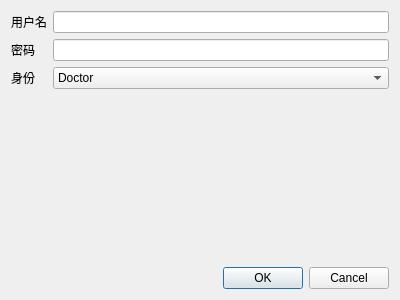
laonuo2004/cpp-qt-medical-system, file code/registerpanel.ui: the form before one commit.
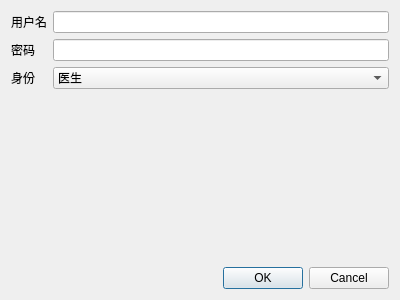
The form after the commit.

Commit message: feat: 搭建界面基础框架 - 创建医生端界面框架 - 创建病患端界面框架 - 创建管理员界面 - 创建登录注册界面

Diff of the .ui file:
```diff
--- a/code/registerpanel.ui
+++ b/code/registerpanel.ui
@@ -47,7 +47,7 @@
       <widget class="QComboBox" name="comboBox">
        <item>
         <property name="text">
-         <string>Doctor</string>
+         <string>医生</string>
         </property>
        </item>
        <item>
```
Left out of the diff: 10 changed lines with no effect on the pictures. The commit also changes 48 other files.
